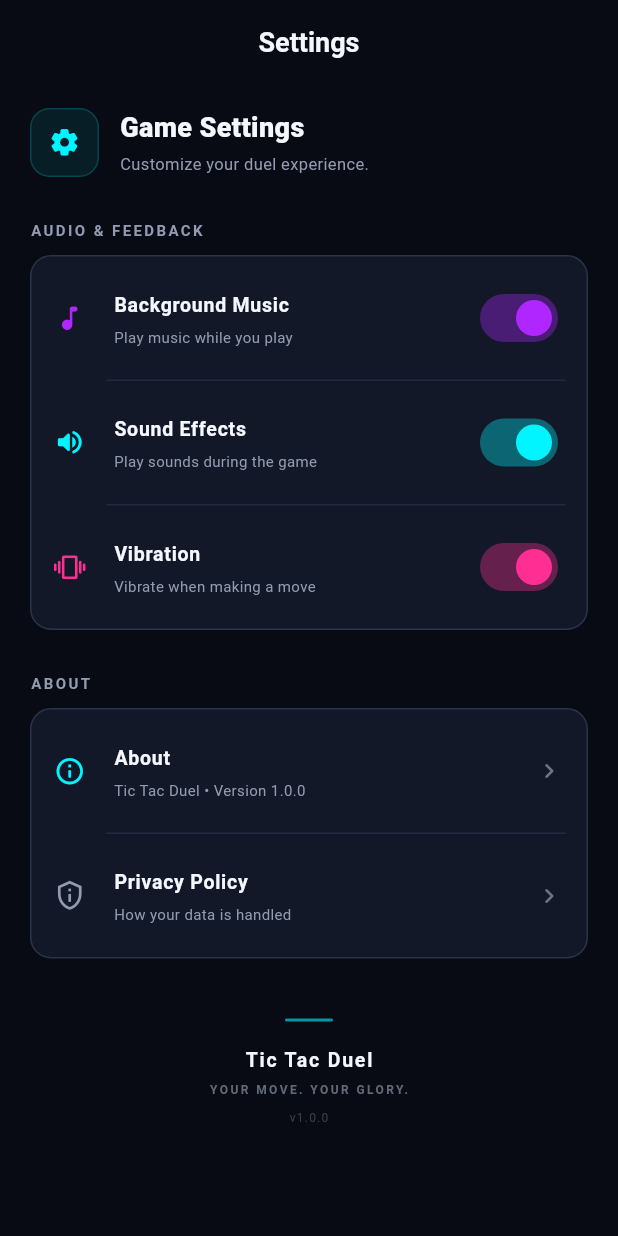
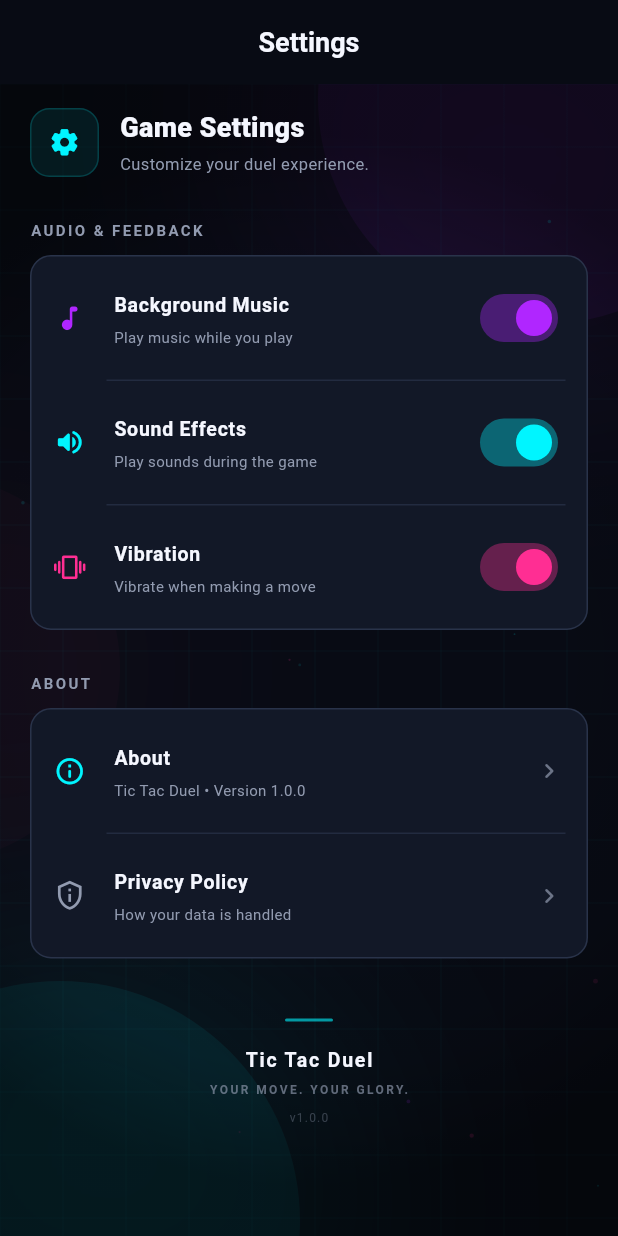
Before and after one commit to piro-piyush/TicTac-Duel, a Flutter app: the SettingsScreen screen opened by its route, on a phone screen of 412 x 824 dp. Run offline on Flutter 3.47's test engine with Material 3 defaults, Android fonts, the phone set to English and light mode, and no system bars; our stand-ins replace go_router; Roboto replaces fonts that are missing (Poppins).

Commit message:
Add Responsive widget and wrap SettingsScreen in NeonBackgroundWidget

```diff
--- a/frontend/lib/responsive/responsive.dart
+++ b/frontend/lib/responsive/responsive.dart
@@ -0,0 +1,17 @@
+import 'package:tictac_duel/lib.dart';
+
+class Responsive extends StatelessWidget {
+  final Widget child;
+
+  const Responsive({super.key, required this.child});
+
+  @override
+  Widget build(BuildContext context) {
+    return Center(
+      child: ConstrainedBox(
+        constraints: BoxConstraints(maxWidth: 600),
+        child: child,
+      ),
+    );
+  }
+}
--- a/frontend/lib/screens/settings_screen.dart
+++ b/frontend/lib/screens/settings_screen.dart
@@ -1,4 +1,3 @@
-import 'package:flutter/material.dart';
 import 'package:tictac_duel/lib.dart';
 
 class SettingsScreen extends StatefulWidget {
@@ -23,7 +22,8 @@ class _SettingsScreenState extends State<SettingsScreen> {
           style: TextStyle(fontSize: 18, fontWeight: FontWeight.w700),
         ),
       ),
-      body: ListView(
+      body: NeonBackgroundWidget(
+        child: ListView(
           padding: const EdgeInsets.fromLTRB(20, 16, 20, 32),
           children: [
             const _SettingsHeader(),
@@ -101,6 +101,7 @@ class _SettingsScreenState extends State<SettingsScreen> {
 
             const FooterCardWidget(),
           ],
+        ),
       ),
     );
   }
```
Lines whose indentation alone changed are shown as unchanged.
